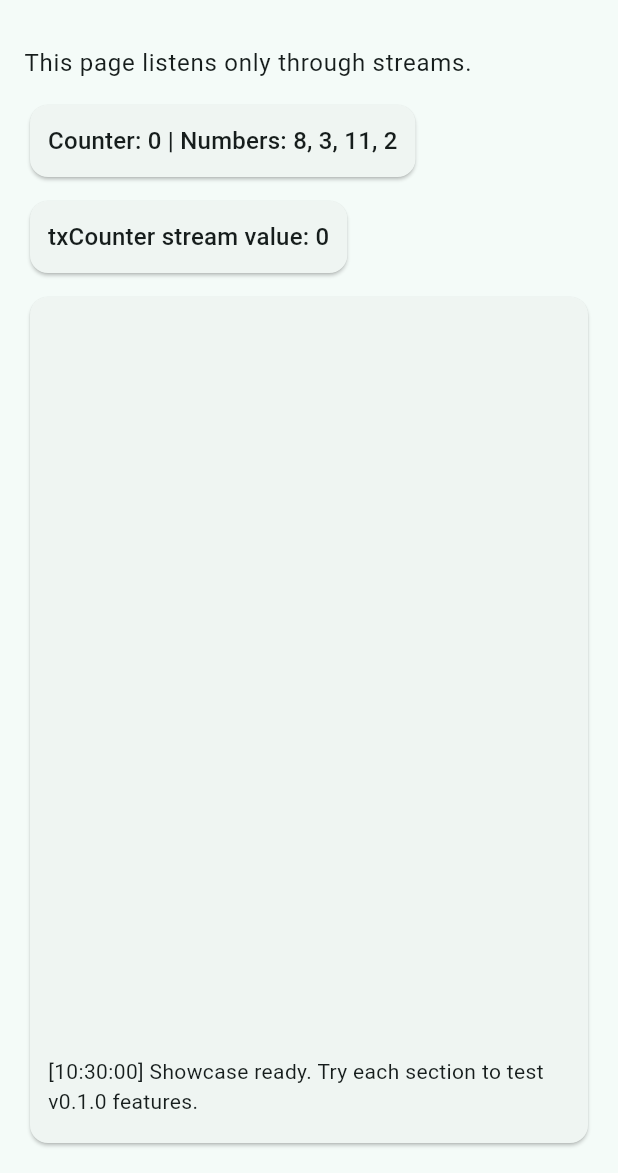
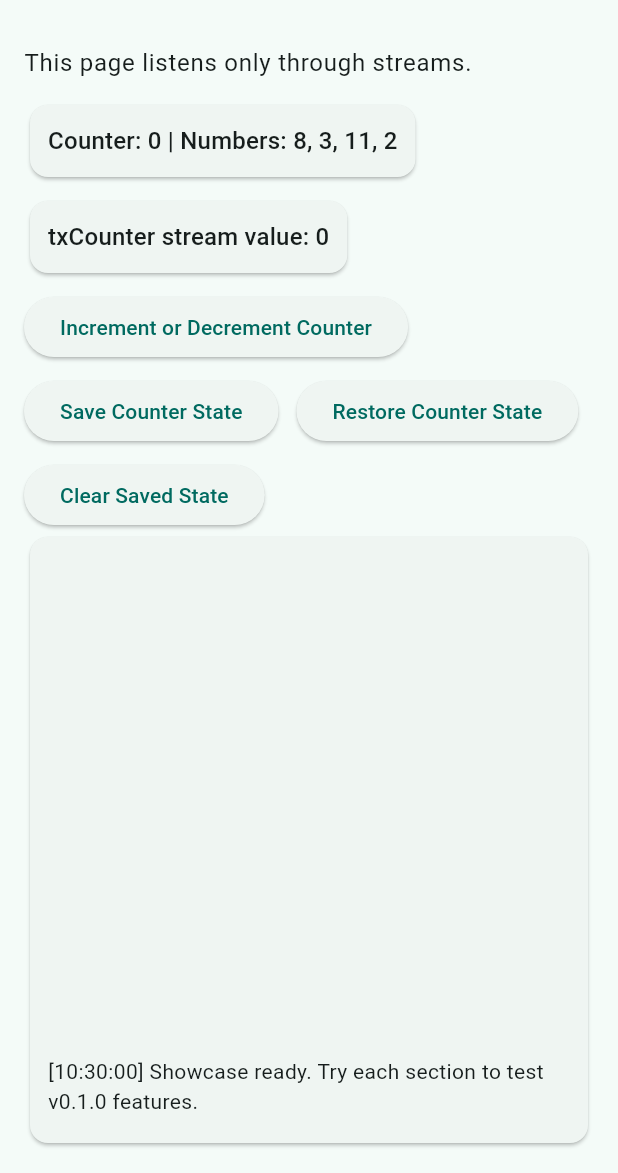
Before and after one commit to D3R50N/flutter_reactive, a Flutter app: the screen it shows after launch, after a tap on the "wifi tethering" icon, on a phone screen of 412 x 824 dp, the part 63-1236 px from its top. Run offline on Flutter 3.47's test engine with Material 3 defaults, Android fonts, the phone set to English and light mode, and no system bars.

Commit message:
v0.1.0 : transaction system

```diff
--- a/example/lib/page2.dart
+++ b/example/lib/page2.dart
@@ -1,3 +1,5 @@
+import 'dart:math';
+
 import 'package:flutter/material.dart';
 import 'package:flutter_reactive/flutter_reactive.dart';
 
@@ -55,6 +57,40 @@ class StreamShowcasePage extends StatelessWidget {
               ),
             ),
             const SizedBox(height: 8),
+            Wrap(
+              spacing: 12,
+              runSpacing: 8,
+              children: [
+                ElevatedButton(
+                  onPressed: () {
+                    if (Random().nextBool()) {
+                      transactionCounter.inc(10);
+                    } else {
+                      transactionCounter.dec(10);
+                    }
+                  },
+                  child: const Text('Increment or Decrement Counter'),
+                ),
+                ElevatedButton(
+                  onPressed: () {
+                    transactionCounter.save();
+                  },
+                  child: const Text('Save Counter State'),
+                ),
+                ElevatedButton(
+                  onPressed: () {
+                    transactionCounter.restore();
+                  },
+                  child: const Text('Restore Counter State'),
+                ),
+                ElevatedButton(
+                  onPressed: () {
+                    transactionCounter.unsave();
+                  },
+                  child: const Text('Clear Saved State'),
+                ),
+              ],
+            ),
             Expanded(
               child: Card(
                 child: Padding(
--- a/lib/flutter_reactive.dart
+++ b/lib/flutter_reactive.dart
@@ -217,6 +217,7 @@ class Reactive<T> {
 
   /// Dispose everything when done.
   void dispose() {
+    unsaveAll();
     _listeners.clear();
     _boundStates.clear();
     _controller.close();
@@ -431,6 +432,11 @@ class Reactive<T> {
     _savedStates.remove(id);
   }
 
+  /// Removes all saved states.
+  void unsaveAll() {
+    _savedStates.clear();
+  }
+
   /// Runs a block of code within a transaction, allowing for automatic rollback on error.
   /// If [rollbackOnError] is true, any error thrown in the block will trigger a rollback of all changes made to Reactive instances during the transaction.
   /// The optional [onError] callback can be used to handle errors without rolling back.
```
Also changed, not shown: 2 other files.
